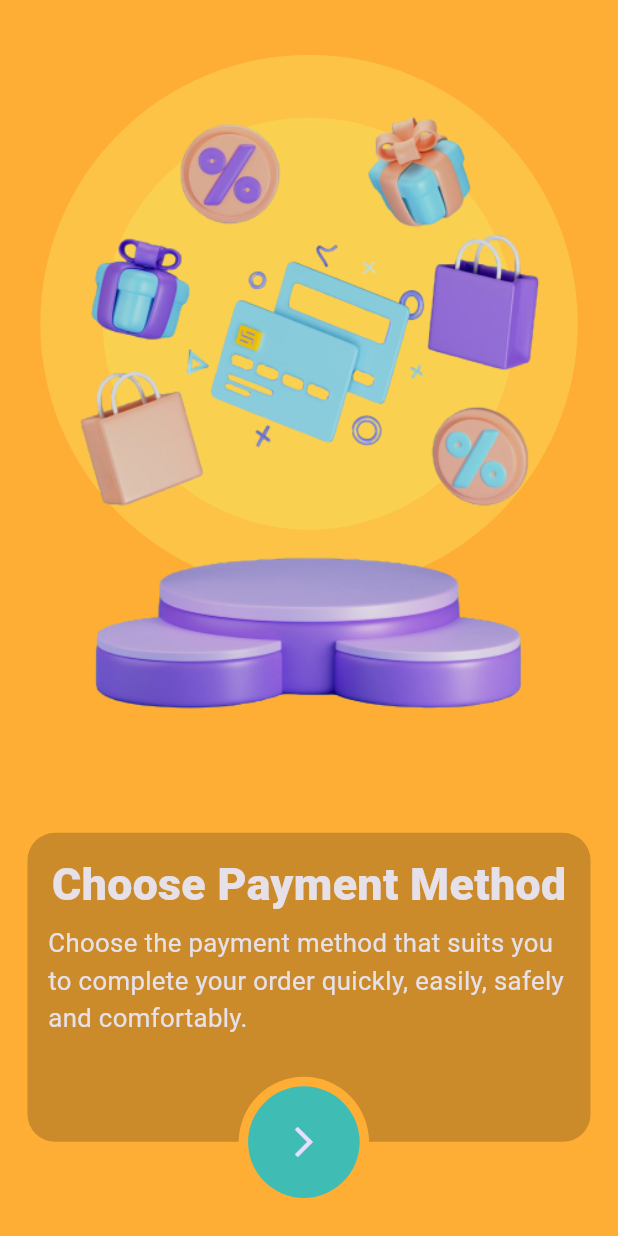
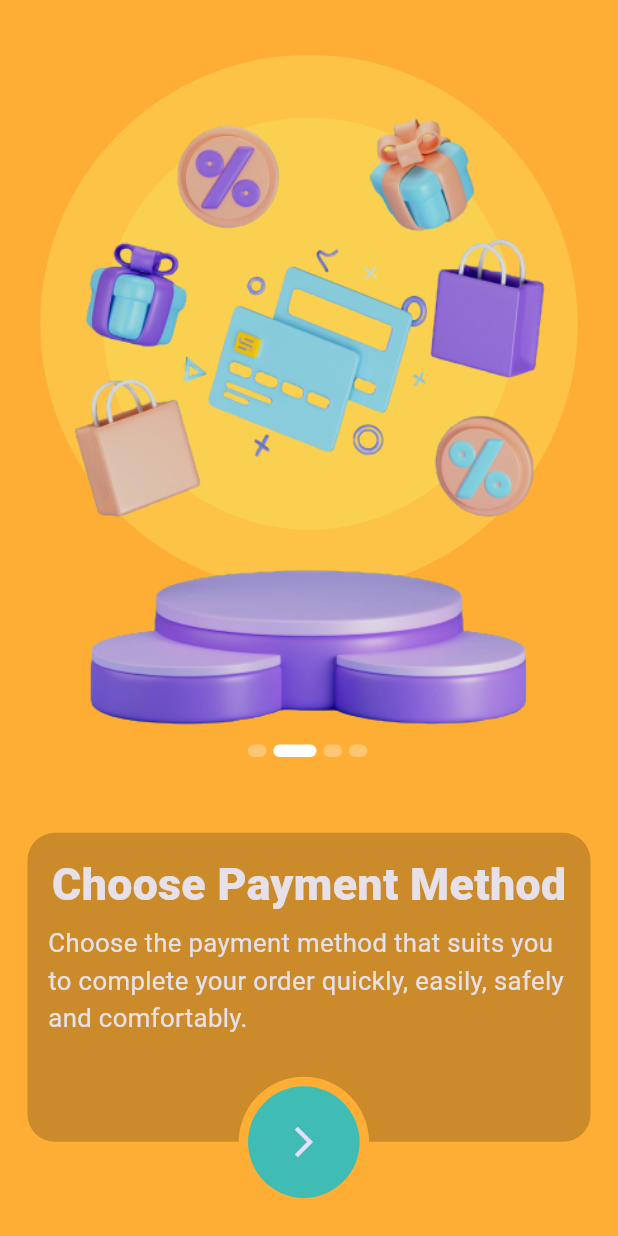
Before and after one commit to mahmoud-alaa77/Holo-Cart, a Flutter app: the screen it shows after launch, swiped to page 2, on a phone screen of 412 x 824 dp. Run offline on Flutter 3.47's test engine with Material 3 defaults, Android fonts, the phone set to English and light mode, and no system bars; our stand-ins replace flutter_screenutil.

Commit message:
add indicator to screen

```diff
--- a/lib/features/on_boarding/ui/on_boarding_screen.dart
+++ b/lib/features/on_boarding/ui/on_boarding_screen.dart
@@ -1,5 +1,6 @@
 import 'package:flutter/material.dart';
 import 'package:holo_cart/core/themes/app_colors.dart';
+import 'package:holo_cart/features/on_boarding/ui/widgets/custom_indicator.dart';
 import 'package:holo_cart/features/on_boarding/ui/widgets/on_boarding_body.dart';
 
 class OnBoardingScreen extends StatefulWidget {
@@ -14,6 +15,8 @@
   PageController? controller = PageController();
   @override
   Widget build(BuildContext context) {
+    double screenWidth = MediaQuery.sizeOf(context).width;
+    double screenHeight = MediaQuery.sizeOf(context).height;
     return SafeArea(
         child: Scaffold(
       //backgroundColor: onBoardingScreenColor(index),
@@ -96,6 +99,17 @@
               ),
             ],
           ),
+          Positioned(
+              top: screenHeight / 1.66,
+              right: screenWidth / 2.5,
+              child: Row(
+                children: [
+                  CustomIndicator(active: index == 0),
+                  CustomIndicator(active: index == 1),
+                  CustomIndicator(active: index == 2),
+                  CustomIndicator(active: index == 3),
+                ],
+              )),
         ],
       ),
     ));
--- a/lib/features/on_boarding/ui/widgets/custom_indicator.dart
+++ b/lib/features/on_boarding/ui/widgets/custom_indicator.dart
@@ -2,6 +2,7 @@
 
 
 import 'package:flutter/material.dart';
+import 'package:flutter_screenutil/flutter_screenutil.dart';
 
 class CustomIndicator extends StatelessWidget {
   final bool active;
@@ -15,10 +16,11 @@
     return AnimatedContainer(
       width: active ? screenWidth * 0.07 : screenWidth * .03,
       height: screenHeight * .01,
+      margin: EdgeInsetsDirectional.symmetric(horizontal: 2.r),
       duration: const Duration(milliseconds: 500),
       decoration: BoxDecoration(
           borderRadius: BorderRadiusDirectional.circular(50),
-          color: active ? Colors.white : Colors.white.withOpacity(.3)),
+          color: active ? Colors.white : Colors.white.withValues(alpha: .3)),
     );
   }
 }
--- a/lib/features/on_boarding/ui/widgets/on_boarding_body.dart
+++ b/lib/features/on_boarding/ui/widgets/on_boarding_body.dart
@@ -1,5 +1,6 @@
 import 'package:flutter/material.dart';
 import 'package:holo_cart/core/helper/spacing.dart';
+import 'package:holo_cart/features/on_boarding/ui/widgets/custom_indicator.dart';
 import 'package:holo_cart/features/on_boarding/ui/widgets/lower_body.dart';
 import 'package:holo_cart/features/on_boarding/ui/widgets/upper_body.dart';
 
@@ -36,7 +37,7 @@
               outerColor: outerColor,
               innerColor: innerColor),
         ),
-        verticalSpace(32),
+        verticalSpace(12),
         LowerBody(
           isLast: isLast,
           title: title,
```
